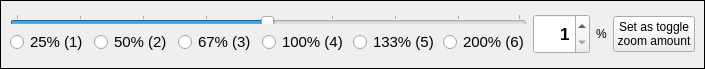
towhee/Winnow64, file Dialogs/zoomdlg.ui: the form before one commit.
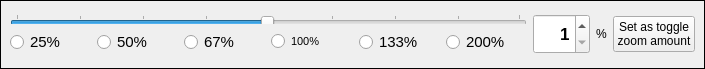
The form after the commit.

The edit to the form file:
```diff
--- a/Dialogs/zoomdlg.ui
+++ b/Dialogs/zoomdlg.ui
@@ -91,7 +91,7 @@
            <string>Shortcut = 1</string>
           </property>
           <property name="text">
-           <string>25% (1)</string>
+           <string>25%</string>
           </property>
           <property name="shortcut">
            <string>1</string>
@@ -109,7 +109,7 @@
            <string>Shortcut = 2</string>
           </property>
           <property name="text">
-           <string>50% (2)</string>
+           <string>50%</string>
           </property>
           <property name="shortcut">
            <string>2</string>
@@ -127,7 +127,7 @@
            <string>Shortcut = 3</string>
           </property>
           <property name="text">
-           <string>67% (3)</string>
+           <string>67%</string>
           </property>
           <property name="shortcut">
            <string>3</string>
@@ -138,14 +138,14 @@
          <widget class="QRadioButton" name="radio100Button">
           <property name="font">
            <font>
-            <pointsize>11</pointsize>
+            <pointsize>8</pointsize>
            </font>
           </property>
           <property name="toolTip">
            <string>Shortcut = 4</string>
           </property>
           <property name="text">
-           <string>100% (4)</string>
+           <string>100%</string>
           </property>
           <property name="shortcut">
            <string>4</string>
@@ -163,7 +163,7 @@
            <string>Shortcut = 5</string>
           </property>
           <property name="text">
-           <string>133% (5)</string>
+           <string>133%</string>
           </property>
           <property name="shortcut">
            <string>5</string>
@@ -181,7 +181,7 @@
            <string>Shortcut = 6</string>
           </property>
           <property name="text">
-           <string>200% (6)</string>
+           <string>200%</string>
           </property>
           <property name="shortcut">
            <string>6</string>
```
